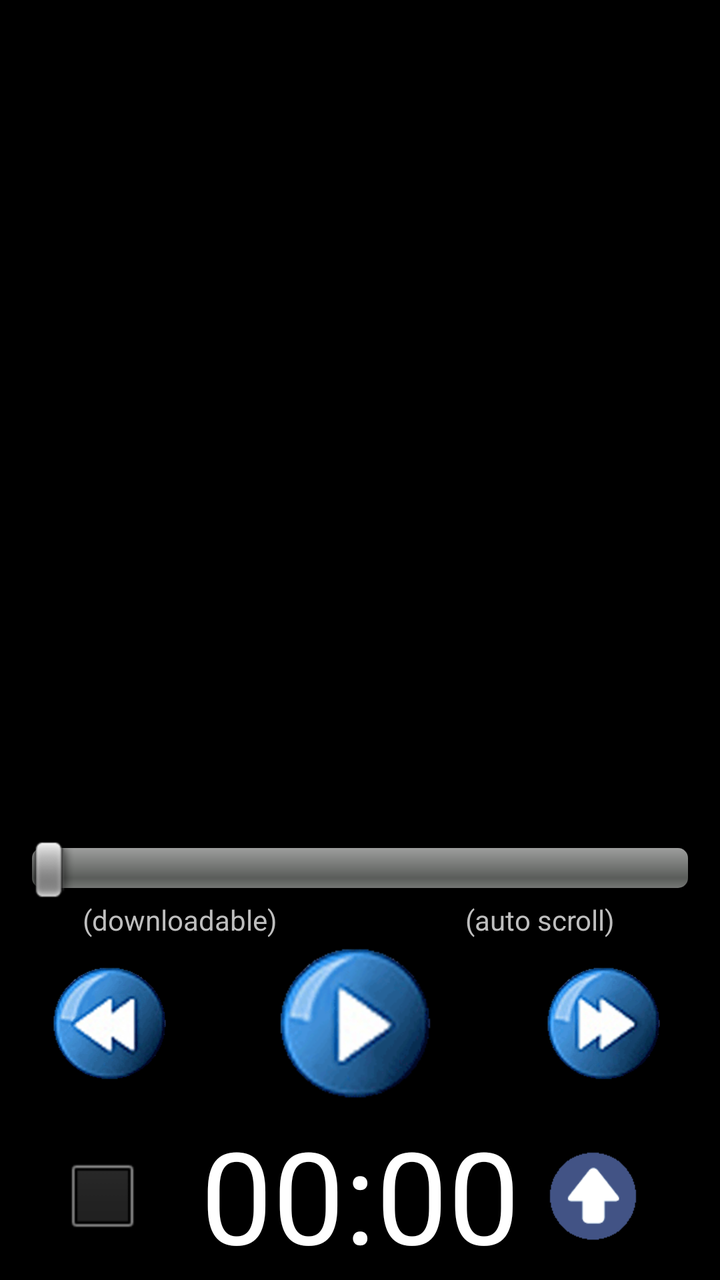
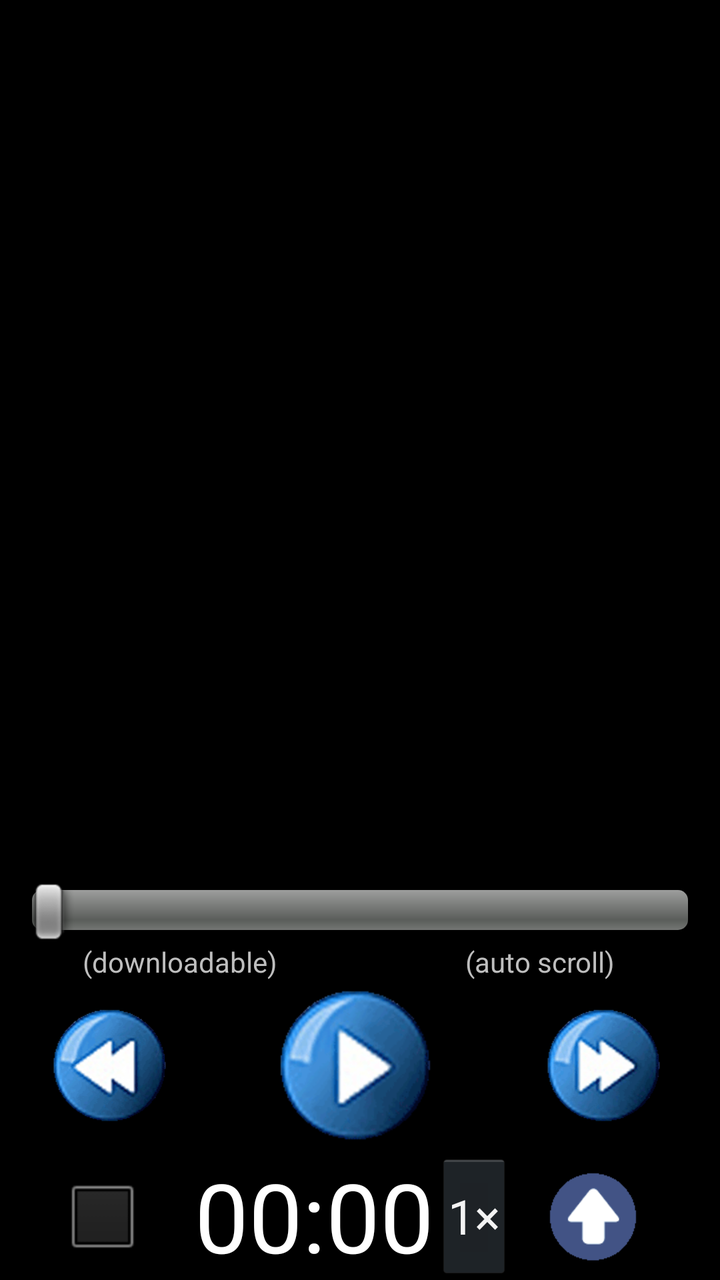

Two renders of the same Android screen: before a commit and after it. Below are the layout's source before the change and the commit's diff.
<!-- AndroidManifest.xml: activity theme android:Theme.Black.NoTitleBar -->
<!-- res/layout/main.xml -->
<LinearLayout xmlns:android="http://schemas.android.com/apk/res/android"
    android:layout_width="fill_parent"
    android:layout_height="fill_parent"
    android:gravity="center"
    android:orientation="vertical" >

    <ListView
        android:id="@android:id/list"
        android:layout_width="match_parent"
        android:layout_height="0dip"
        android:layout_weight="1" >
    </ListView>

    <SeekBar
        android:id="@+id/seekBar"
        android:layout_width="match_parent"
        android:layout_height="32dp"
        android:layout_marginLeft="16dip"
        android:layout_marginRight="16dip" />

    <LinearLayout
        android:layout_width="match_parent"
        android:layout_height="wrap_content"
        android:layout_gravity="center_horizontal"
        android:baselineAligned="false"
        android:gravity="center"
        android:orientation="horizontal">

        <TextView
            android:id="@+id/downloadable"
            android:layout_width="0dp"
            android:layout_height="wrap_content"
            android:layout_weight="1"
            android:gravity="center"
            android:text="(downloadable)"
            android:textAppearance="?android:attr/textAppearanceSmall" />

        <TextView
            android:id="@+id/autoscroll"
            android:layout_width="0dp"
            android:layout_height="wrap_content"
            android:layout_weight="1"
            android:gravity="center"
            android:text="(auto scroll)"
            android:textAppearance="?android:attr/textAppearanceSmall" />

    </LinearLayout>

    <LinearLayout
        android:layout_width="fill_parent"
        android:layout_height="wrap_content"
        android:baselineAligned="false"
        android:gravity="center|center_horizontal|center_vertical"
        android:orientation="horizontal">

        <LinearLayout
            android:layout_width="wrap_content"
            android:layout_height="wrap_content"
            android:layout_weight="1"
            android:gravity="center">

            <Button
                android:id="@+id/rewindbutton"
                android:layout_width="64dp"
                android:layout_height="64dp"
                android:background="@drawable/btn_rewind" />
        </LinearLayout>

        <LinearLayout
            android:layout_width="wrap_content"
            android:layout_height="wrap_content"
            android:layout_weight="1"
            android:gravity="center">

            <Button
                android:id="@+id/playbutton"
                android:layout_width="wrap_content"
                android:layout_height="wrap_content"
                android:background="@drawable/btn_play" />
        </LinearLayout>

        <LinearLayout
            android:layout_width="wrap_content"
            android:layout_height="wrap_content"
            android:layout_weight="1"
            android:gravity="center">

            <Button
                android:id="@+id/forwardbutton"
                android:layout_width="64dp"
                android:layout_height="64dp"
                android:background="@drawable/btn_forward" />
        </LinearLayout>
    </LinearLayout>

    <LinearLayout
        android:layout_width="match_parent"
        android:layout_height="wrap_content"
        android:layout_gravity="center_horizontal"
        android:baselineAligned="false"
        android:gravity="center"
        android:orientation="horizontal">

        <CheckBox
            android:id="@+id/keepScreenOn"
            android:layout_width="64dp"
            android:layout_height="64dp"
            android:layout_gravity="center_vertical"
            android:layout_marginStart="32dip" />

        <TextView
            android:id="@+id/remainingText"
            android:layout_width="0dp"
            android:layout_height="wrap_content"
            android:layout_weight="1"
            android:gravity="center"
            android:text="@string/no_remaining_time"
            android:textAppearance="?android:attr/textAppearanceLarge"
            android:textSize="64sp" />

        <Button
            android:id="@+id/afterTrack"
            android:layout_width="64dp"
            android:layout_height="64dp"
            android:layout_marginEnd="32dip"
            android:background="@drawable/btn_after_track_first"
            android:gravity="center_vertical|center_horizontal"
            android:minWidth="85dp" />

    </LinearLayout>

</LinearLayout>
<!-- resources referenced by this layout -->
<resources>
  <!-- drawable btn_after_track_first (drawable) -->
  <selector xmlns:android="http://schemas.android.com/apk/res/android">
      <item android:drawable="@drawable/after_track_first" />
  </selector>
  <!-- drawable btn_forward (drawable) -->
  <selector xmlns:android="http://schemas.android.com/apk/res/android">
      <item android:state_pressed="true" android:drawable="@drawable/forward_pressed" />
      <item android:state_focused="true" android:drawable="@drawable/forward_pressed" />
      <item android:drawable="@drawable/forward" />
  </selector>
  <!-- drawable btn_play (drawable) -->
  <selector xmlns:android="http://schemas.android.com/apk/res/android">
      <item android:state_pressed="true" android:drawable="@drawable/play_pressed" />
      <item android:state_focused="true" android:drawable="@drawable/play_pressed" />
      <item android:drawable="@drawable/play" />
  </selector>
  <!-- drawable btn_rewind (drawable) -->
  <selector xmlns:android="http://schemas.android.com/apk/res/android">
      <item android:state_pressed="true" android:drawable="@drawable/rewind_pressed" />
      <item android:state_focused="true" android:drawable="@drawable/rewind_pressed" />
      <item android:drawable="@drawable/rewind" />
  </selector>
  <string name="no_remaining_time">00:00</string>
  <!-- drawable after_track_first: png bitmap (drawable-hdpi, 951 bytes) -->
  <!-- drawable forward_pressed: png bitmap (drawable-hdpi, 7081 bytes) -->
  <!-- drawable forward: png bitmap (drawable-hdpi, 7209 bytes) -->
  <!-- drawable play_pressed: png bitmap (drawable-hdpi, 7055 bytes) -->
  <!-- drawable play: png bitmap (drawable-hdpi, 6811 bytes) -->
  <!-- drawable rewind_pressed: png bitmap (drawable-hdpi, 6961 bytes) -->
  <!-- drawable rewind: png bitmap (drawable-hdpi, 7231 bytes) -->
</resources>

<!-- the commit's change to res/layout/main.xml (unified diff, before → after) -->
@@ -1,4 +1,5 @@
 <LinearLayout xmlns:android="http://schemas.android.com/apk/res/android"
+    android:id="@+id/rootLayout"
     android:layout_width="fill_parent"
     android:layout_height="fill_parent"
     android:gravity="center"
@@ -116,7 +117,20 @@
             android:gravity="center"
             android:text="@string/no_remaining_time"
             android:textAppearance="?android:attr/textAppearanceLarge"
-            android:textSize="64sp" />
+            android:textSize="48sp" />
+
+        <Button
+            android:id="@+id/speedbutton"
+            style="@android:style/Widget.Holo.Button"
+            android:layout_width="wrap_content"
+            android:layout_height="match_parent"
+            android:layout_marginEnd="8dip"
+            android:gravity="center"
+            android:minWidth="0dp"
+            android:paddingStart="6dp"
+            android:paddingEnd="6dp"
+            android:text="1×"
+            android:textSize="24sp" />
 
         <Button
             android:id="@+id/afterTrack"
